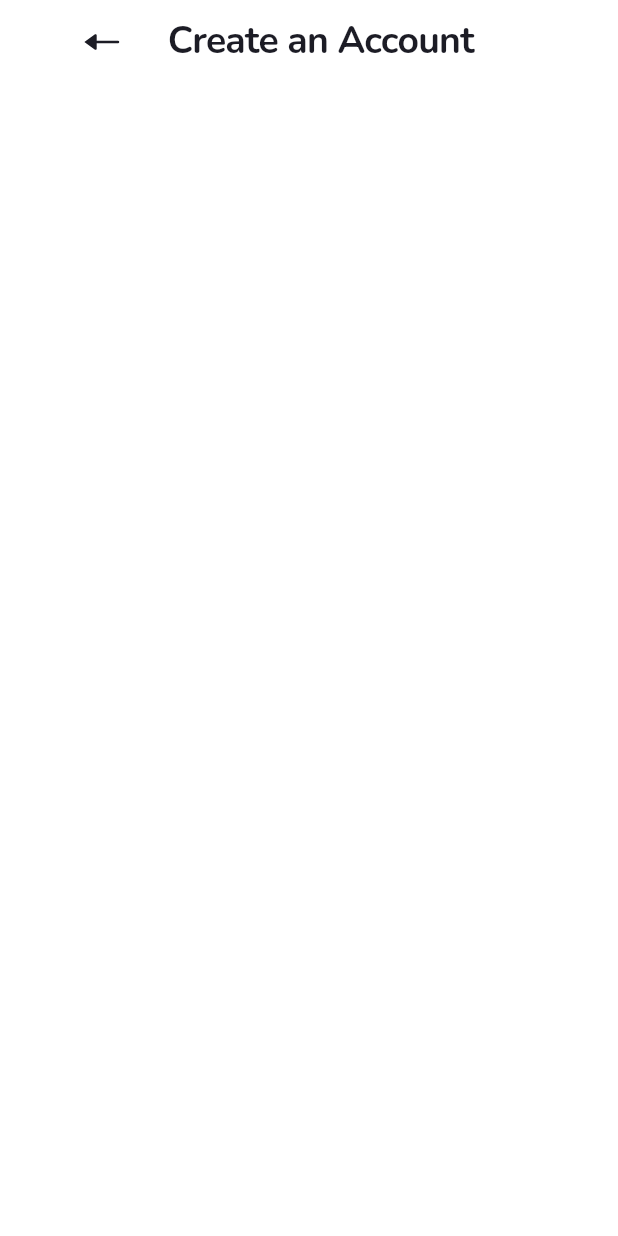
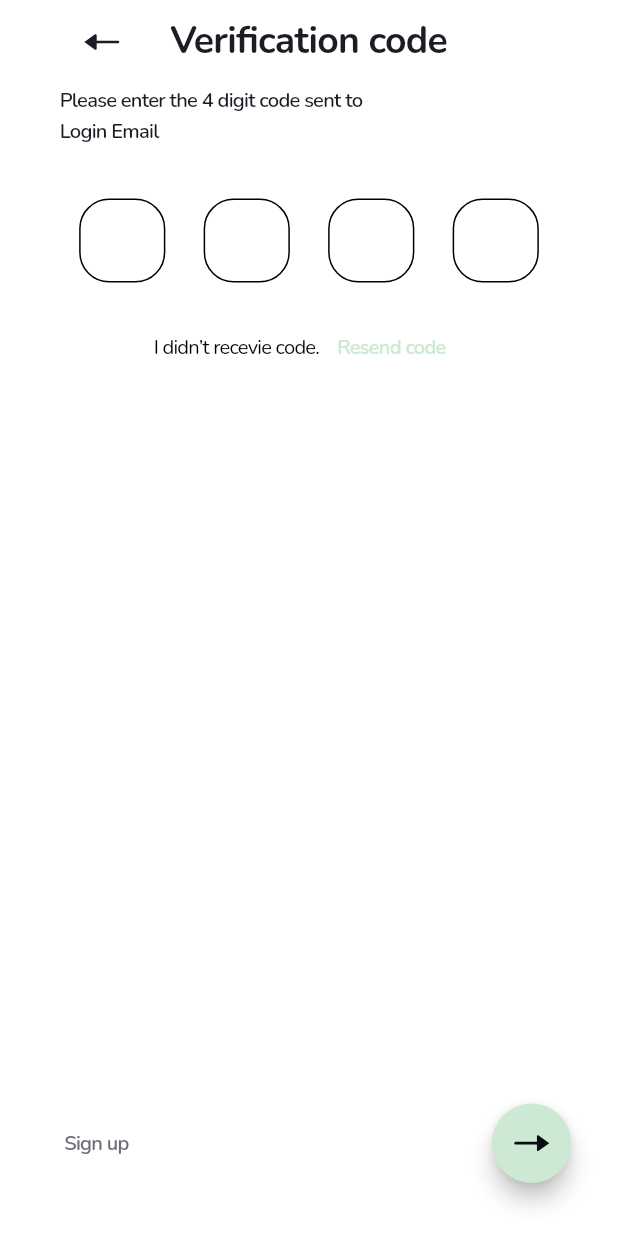
Before and after one commit to htahirov/shop_store, a Flutter app: the screen it shows after launch, on a phone screen of 412 x 824 dp. Run offline on Flutter 3.47's test engine with Material 3 defaults, Android fonts, the phone set to English and light mode, and no system bars; our stand-ins replace flutter_screenutil, flutter_svg.

Commit message:
-create verify_page

```diff
--- a/lib/ui/app.dart
+++ b/lib/ui/app.dart
@@ -24,7 +24,7 @@ class MyApp extends StatelessWidget {
           useMaterial3: true,
           scaffoldBackgroundColor: AppColors.white,
         ),
-        home: Pager.splash,
+        home: Pager.verify,
       ),
     );
   }
--- a/lib/ui/pages/splash/splash_page.dart
+++ b/lib/ui/pages/splash/splash_page.dart
@@ -7,8 +7,8 @@ class SplashPage extends StatelessWidget {
 
   @override
   Widget build(BuildContext context) {
-    return Scaffold(
-      appBar: const CustomAppBar(
+    return const Scaffold(
+      appBar: CustomAppBar(
         title: 'Create an Account',
       ),
     );
--- /dev/null
+++ b/lib/ui/pages/verify_page/verify_page.dart
@@ -0,0 +1,100 @@
+import 'package:flutter/material.dart';
+import 'package:flutter_screenutil/flutter_screenutil.dart';
+import 'package:shop_store/ui/pages/verify_page/widgets/custom_verify_text_form_field.dart';
+import 'package:shop_store/ui/widgets/custom_app_bar.dart';
+import 'package:shop_store/ui/widgets/custom_fab_button.dart';
+import 'package:shop_store/ui/widgets/custom_text_button.dart';
+import 'package:shop_store/utils/constants/app_colors.dart';
+import 'package:shop_store/utils/constants/app_constants.dart';
+import 'package:shop_store/utils/constants/app_paddings.dart';
+
+class VerifyPage extends StatelessWidget {
+  const VerifyPage({super.key});
+
+  @override
+  Widget build(BuildContext context) {
+    return Scaffold(
+      appBar: const CustomAppBar(
+        title: "Verification code",
+      ),
+      body: Column(
+        children: [
+          Padding(
+            padding: AppPaddings.h40,
+            child: Column(
+              crossAxisAlignment: CrossAxisAlignment.start,
+              children: [
+                Text(
+                  "Please enter the 4 digit code sent to",
+                  style: TextStyle(
+                    color: AppColors.titleTextColor,
+                    fontSize: 14.sp,
+                    fontWeight: FontWeight.w600,
+                    height: 22 / 14.sp,
+                    letterSpacing: -0.5,
+                  ),
+                ),
+                Text(
+                  "Login Email",
+                  style: TextStyle(
+                    color: AppColors.titleTextColor,
+                    fontSize: 14.sp,
+                    fontWeight: FontWeight.w600,
+                    height: 19.1 / 14.sp,
+                    letterSpacing: -0.5,
+                  ),
+                ),
+                40.verticalSpace,
+                CustomVerifyTextFormField(),
+                20.verticalSpace,
+                Row(
+                  mainAxisAlignment: MainAxisAlignment.center,
+                  children: [
+                    Text(
+                      "I didn’t recevie code.",
+                      style: TextStyle(
+                        fontSize: 14.sp,
+                        fontWeight: FontWeight.w400,
+                        fontFamily: AppConstants.fontFamily,
+                        height: 22.h / 14.sp,
+                        letterSpacing: -0.5,
+                      ),
+                    ),
+                    TextButton(
+                      onPressed: () {},
+                      child: Text(
+                        "Resend code",
+                        style: TextStyle(
+                            fontSize: 14.sp,
+                            fontWeight: FontWeight.w600,
+                            fontFamily: AppConstants.fontFamily,
+                            height: 19.1.h / 14.sp,
+                            letterSpacing: -0.5),
+                      ),
+                    ),
+                  ],
+                )
+              ],
+            ),
+          ),
+          const Spacer(),
+          Padding(
+            padding:
+                EdgeInsets.only(bottom: ScreenUtil().bottomBarHeight + 40.h),
+            child: Row(
+              mainAxisAlignment: MainAxisAlignment.center,
+              children: [
+                CustomTextButton(
+                  text: "Sign up",
+                  onPressed: () {},
+                ),
+                240.horizontalSpace,
+                CustomFabButton(onPressed: () {}),
+              ],
+            ),
+          ),
+        ],
+      ),
+    );
+  }
+}
--- /dev/null
+++ b/lib/ui/pages/verify_page/widgets/custom_verify_text_form_field.dart
@@ -0,0 +1,51 @@
+import 'package:flutter/material.dart';
+import 'package:flutter_screenutil/flutter_screenutil.dart';
+
+import '../../../../utils/constants/app_colors.dart';
+import '../../../../utils/constants/app_constants.dart';
+
+class CustomVerifyTextFormField extends StatelessWidget {
+  CustomVerifyTextFormField({super.key});
+  final List<TextEditingController> _controllers =
+      List.generate(4, (_) => TextEditingController());
+
+  final List<FocusNode> _focusNodes = List.generate(4, (_) => FocusNode());
+  @override
+  Widget build(BuildContext context) {
+    return Row(
+      mainAxisAlignment: MainAxisAlignment.spaceAround,
+      children: List.generate(4, (i) {
+        return SizedBox(
+          width: 65.r,
+          height: 65.r,
+          child: TextFormField(
+            controller: _controllers[i],
+            focusNode: _focusNodes[i],
+            keyboardType: TextInputType.number,
+            textAlign: TextAlign.center,
+            maxLength: 1,
+            onChanged: (value) {
+              if (value.isNotEmpty && i < 3) {
+                FocusScope.of(context).nextFocus();
+              } else if (value.isEmpty && i > 0) {
+                FocusScope.of(context).previousFocus();
+              } else {}
+            },
+            decoration: InputDecoration(
+              counterStyle: TextStyle(
+                fontWeight: FontWeight.w700,
+                color: AppColors.titleTextColor,
+                fontFamily: AppConstants.fontFamily,
+                fontSize: 26,
+                height: 26.h / 26.sp,
+              ),
+              counterText: "",
+              border:
+                  OutlineInputBorder(borderRadius: BorderRadius.circular(20)),
+            ),
+          ),
+        );
+      }),
+    );
+  }
+}
--- a/lib/utils/constants/app_constants.dart
+++ b/lib/utils/constants/app_constants.dart
@@ -4,4 +4,5 @@ class AppConstants {
 
 
   static const fontFamily = 'Nunito';
+  static const fontFamilyPoppins = 'Poppins';
 }
--- a/lib/utils/constants/app_paddings.dart
+++ b/lib/utils/constants/app_paddings.dart
@@ -9,4 +9,5 @@ class AppPaddings {
   static const EdgeInsets h40 = EdgeInsets.symmetric(horizontal: 40);
   static const EdgeInsets t40 = EdgeInsets.only(top: 40);
   static const EdgeInsets t56 = EdgeInsets.only(top: 56);
+  static const EdgeInsets h64 = EdgeInsets.symmetric(horizontal: 64);
 }
--- a/lib/utils/helpers/pager.dart
+++ b/lib/utils/helpers/pager.dart
@@ -1,4 +1,5 @@
 import 'package:flutter/material.dart';
+import 'package:shop_store/ui/pages/verify_page/verify_page.dart';
 
 import '../../ui/pages/splash/splash_page.dart';
 
@@ -6,4 +7,5 @@ class Pager {
   Pager._();
 
   static Widget get splash => const SplashPage();
+  static Widget get verify =>  const VerifyPage();
 }
```
Also changed, not shown: pubspec.yaml (+14 -0 lines), assets/fonts/poppins/Poppins-Black.ttf (added), assets/fonts/poppins/Poppins-Bold.ttf (added), assets/fonts/poppins/Poppins-ExtraBold.ttf (added), assets/fonts/poppins/Poppins-ExtraLight.ttf (added), assets/fonts/poppins/Poppins-Light.ttf (added), assets/fonts/poppins/Poppins-Medium.ttf (added), assets/fonts/poppins/Poppins-Regular.ttf (added), assets/fonts/poppins/Poppins-SemiBold.ttf (added), assets/fonts/poppins/Poppins-Thin.ttf (added).
